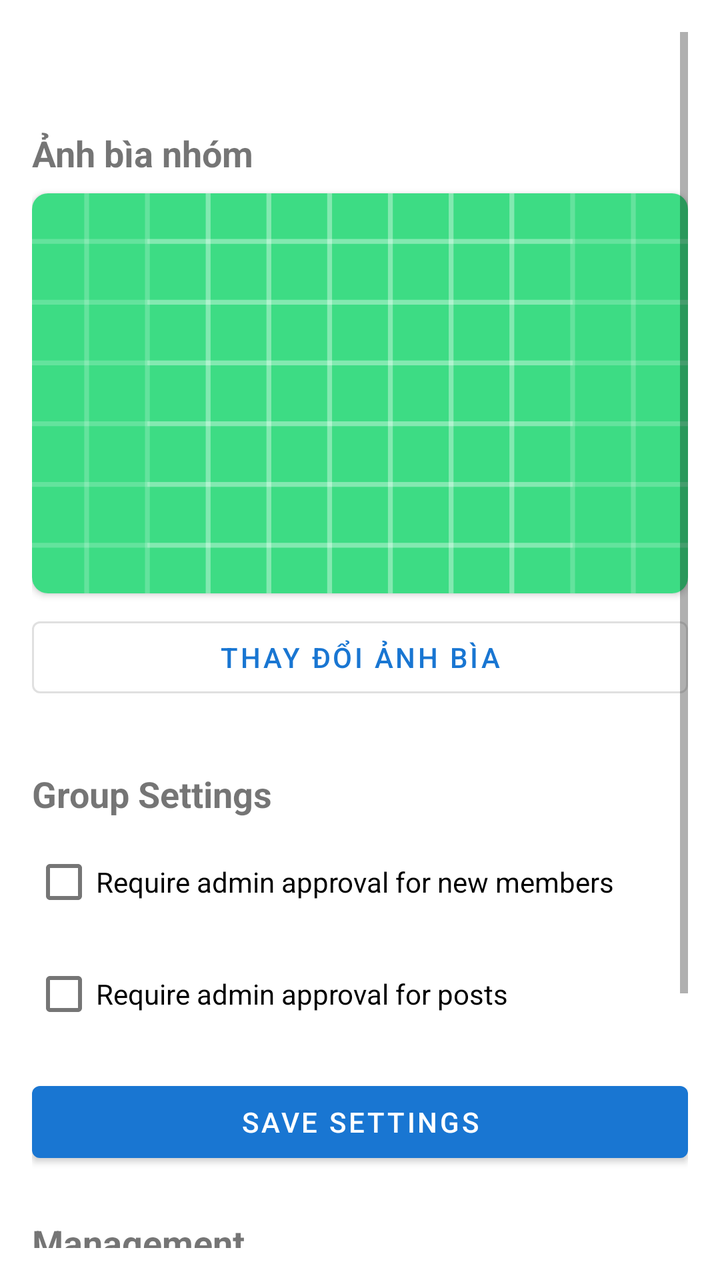
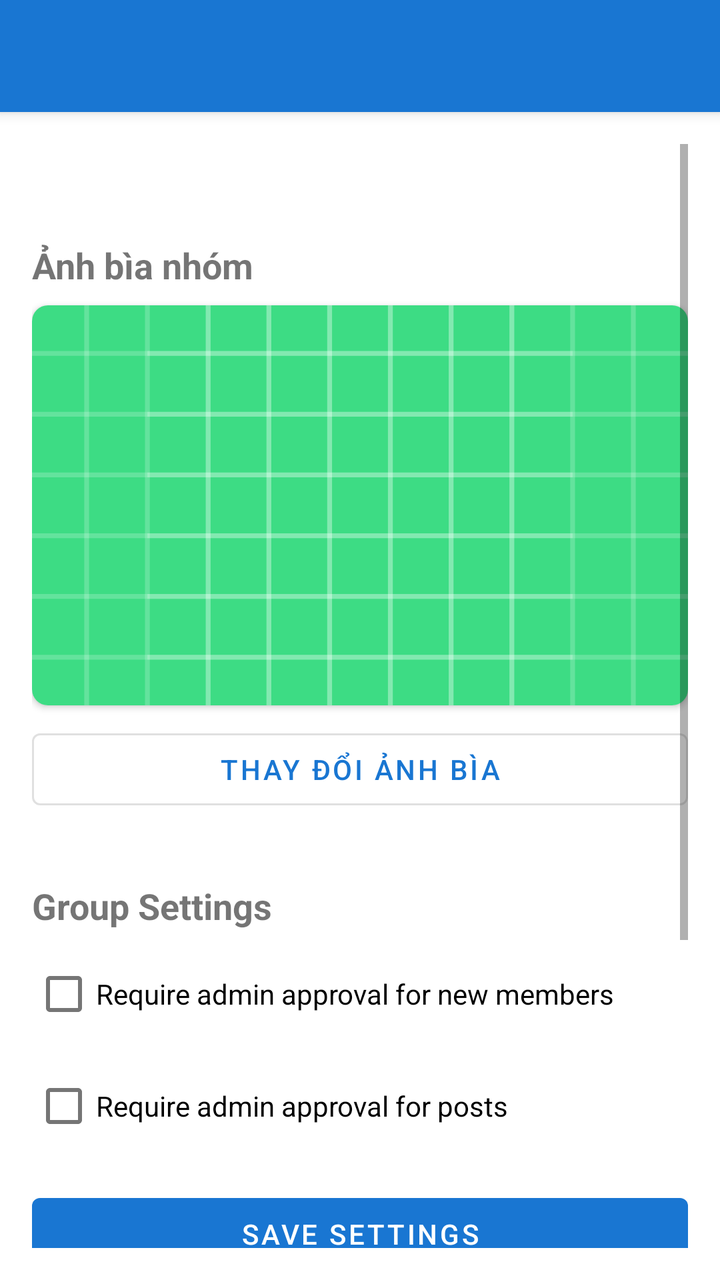

The first picture is an Android layout as it rendered before a commit; the second is the same layout after the commit. The layout source and the unified diff follow.
<!-- AndroidManifest.xml: application theme Theme.RunMapProApp -->
<!-- res/layout/activity_group_settings.xml -->
<?xml version="1.0" encoding="utf-8"?>
<ScrollView xmlns:android="http://schemas.android.com/apk/res/android"
    xmlns:app="http://schemas.android.com/apk/res-auto"
    android:layout_width="match_parent"
    android:layout_height="match_parent"
    android:padding="16dp">

    <LinearLayout
        android:layout_width="match_parent"
        android:layout_height="wrap_content"
        android:orientation="vertical">

        <TextView
            android:id="@+id/tvGroupName"
            android:layout_width="match_parent"
            android:layout_height="wrap_content"
            android:textSize="24sp"
            android:textStyle="bold"
            android:gravity="center"
            android:layout_marginBottom="16dp" />

        
        <TextView
            android:layout_width="match_parent"
            android:layout_height="wrap_content"
            android:text="Ảnh bìa nhóm"
            android:textSize="18sp"
            android:textStyle="bold"
            android:layout_marginBottom="8dp" />

        <androidx.cardview.widget.CardView
            android:layout_width="match_parent"
            android:layout_height="200dp"
            android:layout_marginBottom="8dp"
            app:cardCornerRadius="8dp"
            app:cardElevation="2dp">

            <ImageView
                android:id="@+id/ivCoverImage"
                android:layout_width="match_parent"
                android:layout_height="match_parent"
                android:scaleType="centerCrop"
                android:src="@drawable/ic_launcher_background"
                android:contentDescription="Cover Image" />

        </androidx.cardview.widget.CardView>

        <Button
            android:id="@+id/btnChangeCoverImage"
            android:layout_width="match_parent"
            android:layout_height="wrap_content"
            android:text="Thay đổi ảnh bìa"
            style="?attr/materialButtonOutlinedStyle"
            android:layout_marginBottom="16dp" />

        <TextView
            android:layout_width="match_parent"
            android:layout_height="wrap_content"
            android:text="Invite Code"
            android:textSize="18sp"
            android:textStyle="bold"
            android:layout_marginBottom="8dp"
            android:id="@+id/tvInviteCodeLabel"
            android:visibility="gone" />

        <LinearLayout
            android:id="@+id/layoutInviteCode"
            android:layout_width="match_parent"
            android:layout_height="wrap_content"
            android:orientation="horizontal"
            android:background="@android:drawable/edit_text"
            android:padding="12dp"
            android:layout_marginBottom="8dp"
            android:visibility="gone">

            <TextView
                android:id="@+id/tvInviteCode"
                android:layout_width="0dp"
                android:layout_height="wrap_content"
                android:layout_weight="1"
                android:textSize="18sp"
                android:textStyle="bold"
                android:textColor="#6200EE"
                android:text="ABC123" />

            <Button
                android:id="@+id/btnCopyCode"
                android:layout_width="wrap_content"
                android:layout_height="wrap_content"
                android:text="Copy"
                style="?attr/materialButtonOutlinedStyle"
                android:minWidth="80dp"
                android:minHeight="0dp" />
        </LinearLayout>

        <Button
            android:id="@+id/btnRegenerateCode"
            android:layout_width="wrap_content"
            android:layout_height="wrap_content"
            android:layout_gravity="center"
            android:text="Regenerate Invite Code"
            android:layout_marginBottom="16dp"
            android:visibility="gone" />

        <TextView
            android:layout_width="match_parent"
            android:layout_height="wrap_content"
            android:text="Group Settings"
            android:textSize="18sp"
            android:textStyle="bold"
            android:layout_marginTop="16dp"
            android:layout_marginBottom="8dp" />

        <CheckBox
            android:id="@+id/cbRequireMemberApproval"
            android:layout_width="match_parent"
            android:layout_height="wrap_content"
            android:text="Require admin approval for new members"
            android:layout_marginBottom="8dp" />

        <CheckBox
            android:id="@+id/cbRequirePostApproval"
            android:layout_width="match_parent"
            android:layout_height="wrap_content"
            android:text="Require admin approval for posts"
            android:layout_marginBottom="16dp" />

        <Button
            android:id="@+id/btnSaveSettings"
            android:layout_width="match_parent"
            android:layout_height="wrap_content"
            android:text="Save Settings"
            android:layout_marginBottom="24dp" />

        <TextView
            android:layout_width="match_parent"
            android:layout_height="wrap_content"
            android:text="Management"
            android:textSize="18sp"
            android:textStyle="bold"
            android:layout_marginBottom="8dp" />

        <Button
            android:id="@+id/btnViewMembers"
            android:layout_width="match_parent"
            android:layout_height="wrap_content"
            android:text="View &amp; Manage Members"
            android:layout_marginBottom="8dp" />

        <TextView
            android:layout_width="match_parent"
            android:layout_height="wrap_content"
            android:text="Danger Zone"
            android:textSize="18sp"
            android:textStyle="bold"
            android:textColor="#F44336"
            android:layout_marginTop="24dp"
            android:layout_marginBottom="8dp" />

        <Button
            android:id="@+id/btnDeleteGroup"
            android:layout_width="match_parent"
            android:layout_height="wrap_content"
            android:text="Delete Group"
            android:backgroundTint="#F44336"
            android:textColor="@android:color/white"
            android:layout_marginBottom="8dp" />

        <ProgressBar
            android:id="@+id/progressBar"
            android:layout_width="wrap_content"
            android:layout_height="wrap_content"
            android:layout_gravity="center"
            android:layout_marginTop="16dp"
            android:visibility="gone" />

    </LinearLayout>
</ScrollView>
<!-- resources referenced by this layout -->
<resources>
  <!-- drawable ic_launcher_background: vector/xml drawable (drawable, 4866 chars, omitted) -->
  <style name="Theme.RunMapProApp" parent="Theme.MaterialComponents.DayNight.NoActionBar">
          
          <item name="colorPrimary">@color/deep_blue_500</item>
          <item name="colorPrimaryVariant">@color/deep_blue_700</item>
          <item name="colorOnPrimary">@color/white</item>
          
          <item name="colorSecondary">@color/teal_200</item>
          <item name="colorSecondaryVariant">@color/teal_700</item>
          <item name="colorOnSecondary">@color/black</item>
          
          <item name="android:statusBarColor">?attr/colorPrimaryVariant</item>
          
      </style>
  <color name="deep_blue_500">#1976D2</color>
  <color name="deep_blue_700">#1565C0</color>
  <color name="white">#FFFFFFFF</color>
  <color name="teal_200">#FF03DAC5</color>
  <color name="teal_700">#FF018786</color>
  <color name="black">#FF000000</color>
</resources>

<!-- the commit's change to res/layout/activity_group_settings.xml (unified diff, before → after) -->
@@ -1,8 +1,27 @@
 <?xml version="1.0" encoding="utf-8"?>
-<ScrollView xmlns:android="http://schemas.android.com/apk/res/android"
+<androidx.coordinatorlayout.widget.CoordinatorLayout xmlns:android="http://schemas.android.com/apk/res/android"
     xmlns:app="http://schemas.android.com/apk/res-auto"
     android:layout_width="match_parent"
+    android:layout_height="match_parent">
+
+    <com.google.android.material.appbar.AppBarLayout
+        android:layout_width="match_parent"
+        android:layout_height="wrap_content">
+
+        <com.google.android.material.appbar.MaterialToolbar
+            android:id="@+id/toolbar"
+            android:layout_width="match_parent"
+            android:layout_height="?attr/actionBarSize"
+            android:background="@color/deep_blue_500"
+            app:titleTextColor="@android:color/white"
+            app:navigationIconTint="@android:color/white" />
+
+    </com.google.android.material.appbar.AppBarLayout>
+
+<ScrollView
+    android:layout_width="match_parent"
     android:layout_height="match_parent"
+    app:layout_behavior="@string/appbar_scrolling_view_behavior"
     android:padding="16dp">
 
     <LinearLayout
@@ -175,4 +194,7 @@
             android:visibility="gone" />
 
     </LinearLayout>
+
 </ScrollView>
+
+</androidx.coordinatorlayout.widget.CoordinatorLayout>
